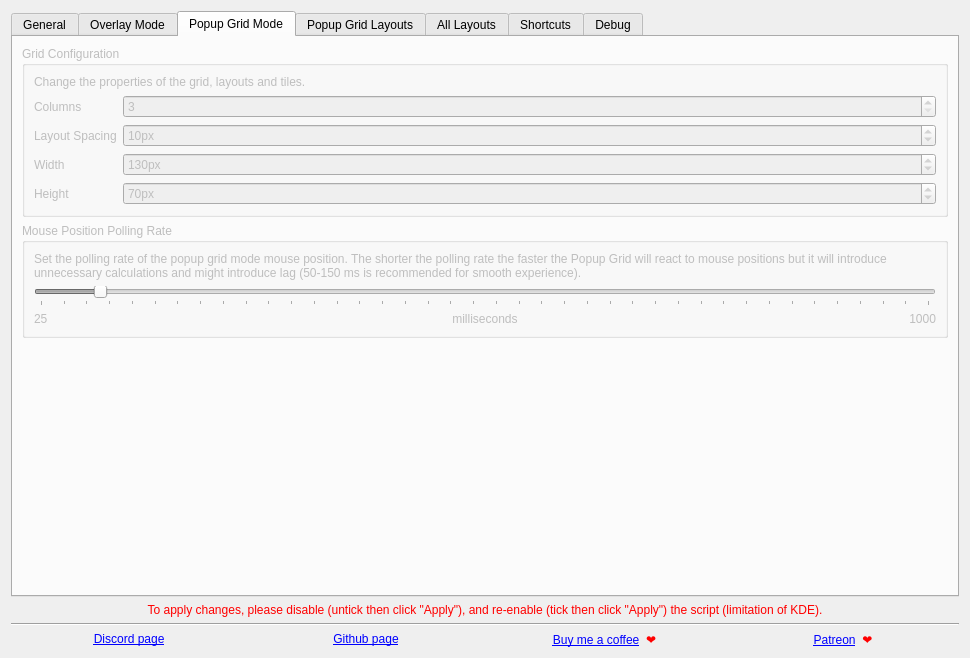
rxappdev/MouseTiler, file src/contents/ui/config.ui: the form before one commit.
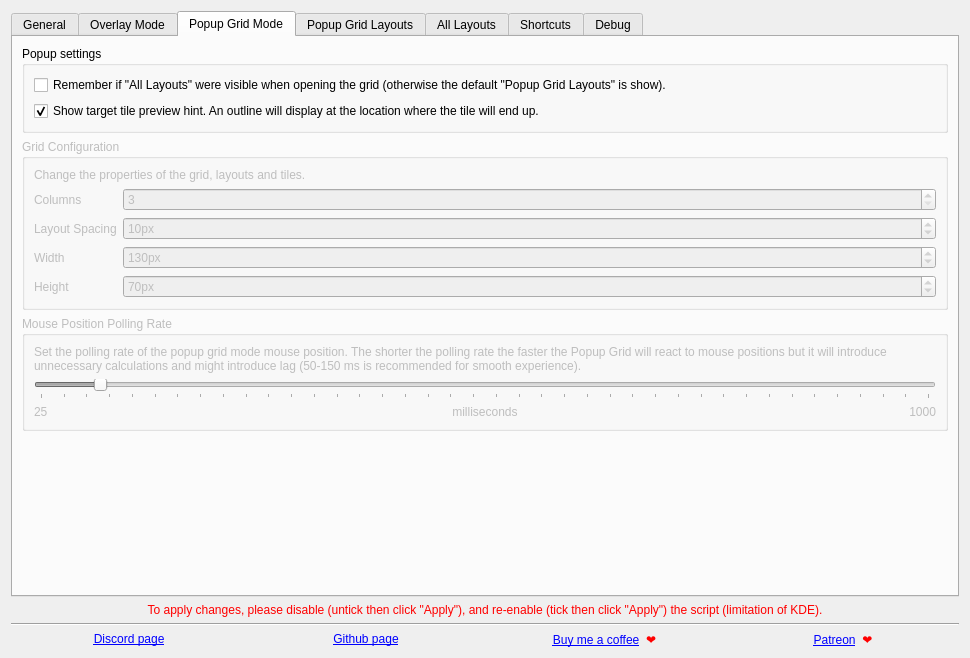
The form after the commit. The open tabs and pages were chosen to show the change. Icons and pictures are not drawn.

Commit message:
Added drop hint to popup grid mode
Implemented following settings:
* Default tiler (popup or overlay)
* Start hidden
* Remember previous tiler during same session
* Remember if "All Layouts" were visible
* Show target tile preview

The edit to the form file:
```diff
--- a/src/contents/ui/config.ui
+++ b/src/contents/ui/config.ui
@@ -416,6 +416,32 @@
        <string>Popup Grid Mode</string>
       </attribute>
       <layout class="QVBoxLayout" name="verticalLayout_8">
+       <item>
+        <widget class="QGroupBox" name="groupBox_5">
+         <property name="title">
+          <string>Popup settings</string>
+         </property>
+         <layout class="QVBoxLayout" name="verticalLayout_13">
+          <item>
+           <widget class="QCheckBox" name="kcfg_rememberAllLayouts">
+            <property name="text">
+             <string>Remember if &quot;All Layouts&quot; were visible when opening the grid (otherwise the default &quot;Popup Grid Layouts&quot; is show).</string>
+            </property>
+           </widget>
+          </item>
+          <item>
+           <widget class="QCheckBox" name="kcfg_showTargetTileHint">
+            <property name="text">
+             <string>Show target tile preview hint. An outline will display at the location where the tile will end up.</string>
+            </property>
+            <property name="checked">
+             <bool>true</bool>
+            </property>
+           </widget>
+          </item>
+         </layout>
+        </widget>
+       </item>
        <item>
         <widget class="QGroupBox" name="groupBox_4">
          <property name="enabled">
```
Left out of the diff: 25 changed lines with no effect on the pictures. The commit also changes 5 other files.
